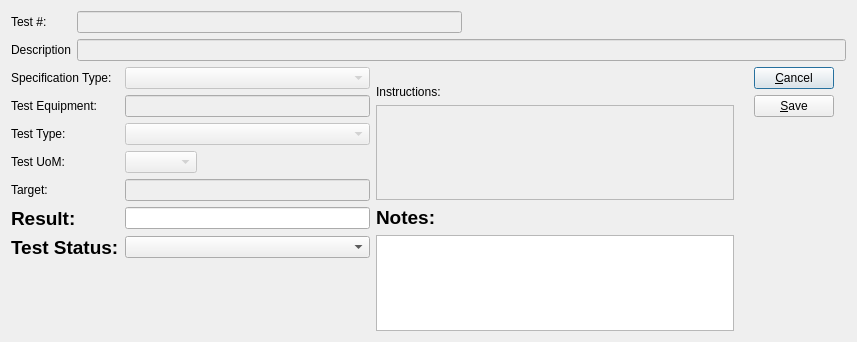
Before: the Qt Designer form source/quality/foundation-database/source/xtquality/tables/pkguiform/qtitem.ui in tomdatkins/xtuple, drawn with Qt 5.
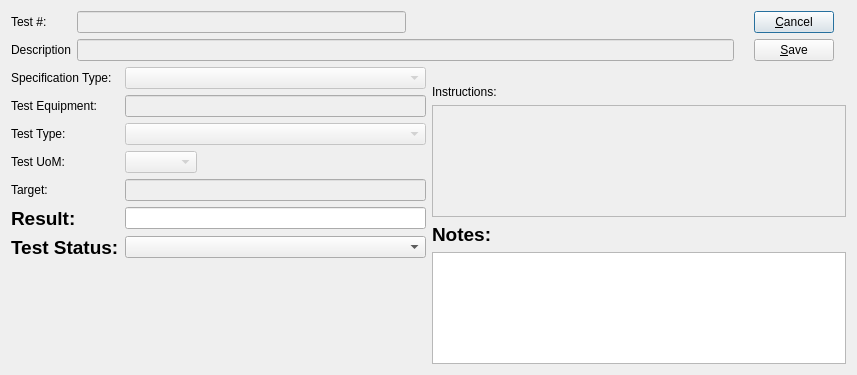
After: the same form once the commit is applied. Custom widgets are drawn as their Qt base class.

Commit message: Quality: Tidy up some minor ui issues

```diff
--- a/source/quality/foundation-database/source/xtquality/tables/pkguiform/qtitem.ui
+++ b/source/quality/foundation-database/source/xtquality/tables/pkguiform/qtitem.ui
@@ -14,7 +14,7 @@
     <x>0</x>
     <y>0</y>
     <width>857</width>
-    <height>342</height>
+    <height>375</height>
    </rect>
   </property>
   <property name="windowTitle">
@@ -71,6 +71,65 @@
        </item>
       </layout>
      </item>
+     <item row="0" column="2" rowspan="2">
+      <layout class="QVBoxLayout" name="verticalLayout">
+       <property name="leftMargin">
+        <number>14</number>
+       </property>
+       <property name="rightMargin">
+        <number>12</number>
+       </property>
+       <item>
+        <widget class="QPushButton" name="_cancel">
+         <property name="text">
+          <string>&amp;Cancel</string>
+         </property>
+         <property name="shortcut">
+          <string>Ctrl+C</string>
+         </property>
+        </widget>
+       </item>
+       <item>
+        <widget class="QPushButton" name="_save">
+         <property name="text">
+          <string>&amp;Save</string>
+         </property>
+         <property name="shortcut">
+          <string>Ctrl+S</string>
+         </property>
+        </widget>
+       </item>
+       <item>
+        <spacer name="verticalSpacer_4">
+         <property name="orientation">
+          <enum>Qt::Vertical</enum>
+         </property>
+         <property name="sizeHint" stdset="0">
+          <size>
+           <width>20</width>
+           <height>40</height>
+          </size>
+         </property>
+        </spacer>
+       </item>
+       <item>
+        <spacer name="verticalSpacer">
+         <property name="orientation">
+          <enum>Qt::Vertical</enum>
+         </property>
+         <property name="sizeType">
+          <enum>QSizePolicy::Fixed</enum>
+         </property>
+         <property name="sizeHint" stdset="0">
+          <size>
+           <width>20</width>
+           <height>0</height>
+          </size>
+         </property>
+        </spacer>
+       </item>
+      </layout>
+     </item>
     </layout>
    </item>
    <item row="3" column="0">
@@ -251,65 +310,6 @@
          </item>
         </layout>
        </item>
-       <item>
-        <layout class="QVBoxLayout" name="verticalLayout">
-         <property name="leftMargin">
-          <number>14</number>
-         </property>
-         <property name="rightMargin">
-          <number>12</number>
-         </property>
-         <item>
-          <widget class="QPushButton" name="_cancel">
-           <property name="text">
-            <string>&amp;Cancel</string>
-           </property>
-           <property name="shortcut">
-            <string>Ctrl+C</string>
-           </property>
-          </widget>
-         </item>
-         <item>
-          <widget class="QPushButton" name="_save">
-           <property name="text">
-            <string>&amp;Save</string>
-           </property>
-           <property name="shortcut">
-            <string>Ctrl+S</string>
-           </property>
-          </widget>
-         </item>
-         <item>
-          <spacer name="verticalSpacer_4">
-           <property name="orientation">
-            <enum>Qt::Vertical</enum>
-           </property>
-           <property name="sizeHint" stdset="0">
-            <size>
-             <width>20</width>
-             <height>40</height>
-            </size>
-           </property>
-          </spacer>
-         </item>
-         <item>
-          <spacer name="verticalSpacer">
-           <property name="orientation">
-            <enum>Qt::Vertical</enum>
-           </property>
-           <property name="sizeType">
-            <enum>QSizePolicy::Fixed</enum>
-           </property>
-           <property name="sizeHint" stdset="0">
-            <size>
-             <width>20</width>
-             <height>0</height>
-            </size>
-           </property>
-          </spacer>
-         </item>
-        </layout>
-       </item>
       </layout>
      </item>
     </layout>
```
The commit also changes 2 other files.
